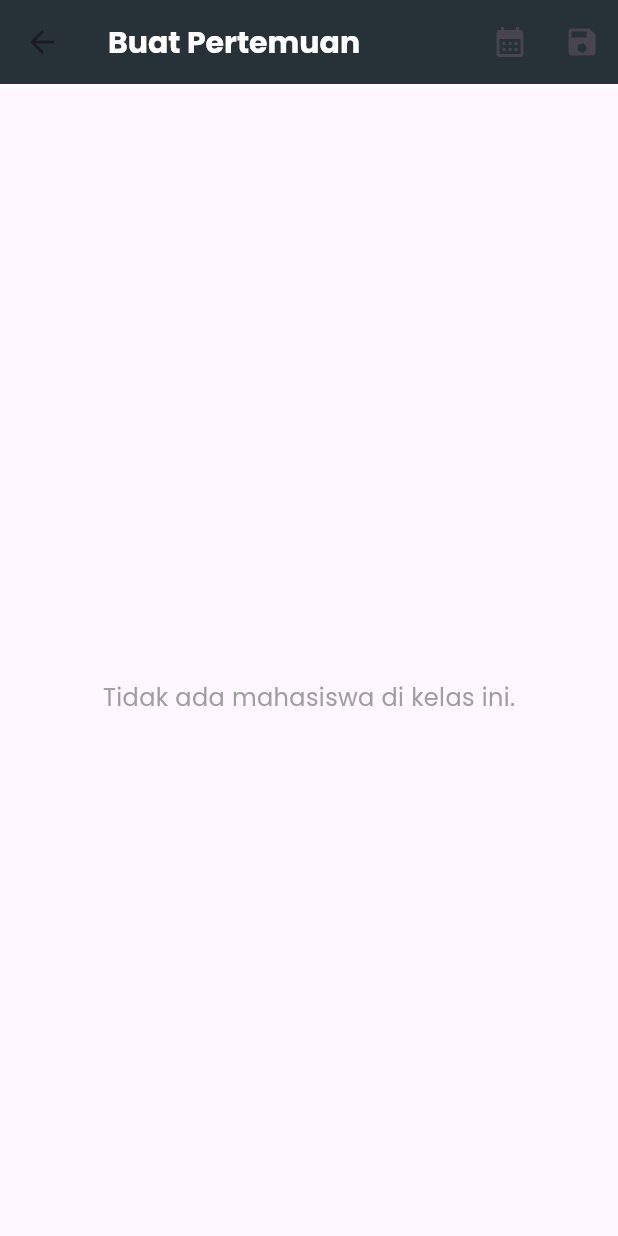
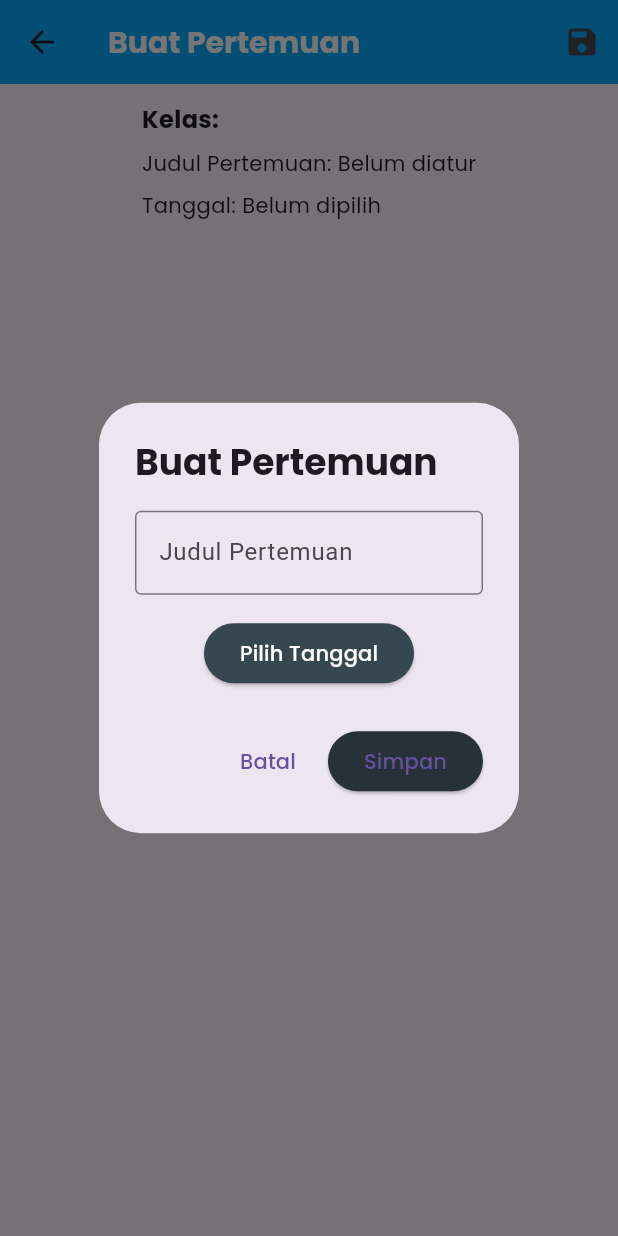
Before and after one commit to felixnatanaelbutarbutar/PROYEK-PAM-KEL05-ATTENDANCE, a Flutter app: the ManageStudentPage screen opened directly with empty values, after a tap on "Buat Pertemuan", on a phone screen of 412 x 824 dp. Run offline on Flutter 3.47's test engine with Material 3 defaults, Android fonts, the phone set to English and light mode, and no system bars; our stand-ins replace cloud_firestore, firebase_auth, firebase_core, firebase_storage, google_fonts, image_picker; accounts and stored records are empty.

Commit message:
GAK TAU LAGI HARUS BAGAIMANA

```diff
--- a/lib/pages/dosen/create_pertemuan_page.dart
+++ b/lib/pages/dosen/create_pertemuan_page.dart
@@ -18,44 +18,123 @@ class CreatePertemuanPage extends StatefulWidget {
 
 class _CreatePertemuanPageState extends State<CreatePertemuanPage> {
   DateTime? _selectedDate;
+  String? _meetingTitle;
   Map<String, String> _attendanceStatus = {};
 
-  Future<void> _selectDate() async {
+  @override
+  void initState() {
+    super.initState();
+    // Pastikan dialog ditampilkan setelah build context selesai
+    WidgetsBinding.instance.addPostFrameCallback((_) {
+      _showPertemuanDialog();
+    });
+  }
+
+  Future<void> _showPertemuanDialog() async {
+    await showDialog(
+      context: context,
+      builder: (context) {
+        return AlertDialog(
+          title: Text(
+            'Buat Pertemuan',
+            style: GoogleFonts.poppins(fontWeight: FontWeight.bold),
+          ),
+          content: Column(
+            mainAxisSize: MainAxisSize.min,
+            children: [
+              // Input judul pertemuan
+              TextField(
+                decoration: InputDecoration(
+                  labelText: 'Judul Pertemuan',
+                  border: OutlineInputBorder(),
+                ),
+                onChanged: (value) {
+                  setState(() {
+                    _meetingTitle = value;
+                  });
+                },
+              ),
+              SizedBox(height: 15),
+              // Pilih tanggal pertemuan
+              ElevatedButton(
+                style: ElevatedButton.styleFrom(
+                  backgroundColor: Colors.blueGrey[800],
+                  // colors: [Colors.blueAccent, Colors.indigo],
+                ),
+                onPressed: () async {
                   final DateTime? picked = await showDatePicker(
                     context: context,
                     initialDate: DateTime.now(),
                     firstDate: DateTime(2024),
                     lastDate: DateTime(2025),
                   );
-
                   if (picked != null) {
                     setState(() {
                       _selectedDate = picked;
                     });
                   }
+                },
+                child: Text(
+                  _selectedDate == null
+                      ? 'Pilih Tanggal'
+                      : 'Tanggal: ${_selectedDate!.toLocal().toString().split(' ')[0]}',
+                  style: GoogleFonts.poppins(color: Colors.white),
+                ),
+              ),
+            ],
+          ),
+          actions: [
+            TextButton(
+              onPressed: () => Navigator.pop(context),
+              child: Text('Batal', style: GoogleFonts.poppins()),
+            ),
+            ElevatedButton(
+              style: ElevatedButton.styleFrom(
+                backgroundColor: Colors.blueGrey[900],
+              ),
+              onPressed: () {
+                if (_meetingTitle == null || _meetingTitle!.isEmpty) {
+                  ScaffoldMessenger.of(context).showSnackBar(
+                    SnackBar(content: Text('Judul pertemuan harus diisi')),
+                  );
+                  return;
+                }
+                if (_selectedDate == null) {
+                  ScaffoldMessenger.of(context).showSnackBar(
+                    SnackBar(content: Text('Tanggal harus dipilih')),
+                  );
+                  return;
+                }
+                Navigator.pop(context);
+              },
+              child: Text('Simpan', style: GoogleFonts.poppins()),
+            ),
+          ],
+        );
+      },
+    );
   }
 
   Future<void> _saveAttendance() async {
-    if (_selectedDate == null) {
+    if (_meetingTitle == null || _selectedDate == null) {
       ScaffoldMessenger.of(context).showSnackBar(
-        SnackBar(content: Text('Pilih tanggal terlebih dahulu')),
+        SnackBar(content: Text('Lengkapi data pertemuan terlebih dahulu')),
       );
       return;
     }
 
     try {
-      // Lokasi penyimpanan di Firestore
       final pertemuanRef = FirebaseFirestore.instance
           .collection('classes')
           .doc(widget.classId)
           .collection('pertemuan');
 
-      // Data yang disimpan
+      // Simpan data pertemuan
       await pertemuanRef.add({
-        'tanggal': _selectedDate!.toIso8601String(), // Tanggal pertemuan
-        'attendanceDetails': _attendanceStatus, // Detail absensi
-        'hadir': _attendanceStatus.values.where((status) => status == 'Hadir').length,
-        'absen': _attendanceStatus.values.where((status) => status != 'Hadir').length,
+        'judul': _meetingTitle,
+        'tanggal': _selectedDate!.toIso8601String(),
+        'attendanceDetails':
+            _attendanceStatus, // Simpan data kehadiran per mahasiswa
       });
 
       ScaffoldMessenger.of(context).showSnackBar(
@@ -64,7 +143,7 @@ class _CreatePertemuanPageState extends State<CreatePertemuanPage> {
       Navigator.pop(context); // Kembali ke halaman sebelumnya
     } catch (e) {
       ScaffoldMessenger.of(context).showSnackBar(
-        SnackBar(content: Text('Gagal menyimpan absensi: $e')),
+        SnackBar(content: Text('Gagal menyimpan data: $e')),
       );
     }
   }
@@ -73,8 +152,8 @@ class _CreatePertemuanPageState extends State<CreatePertemuanPage> {
   Widget build(BuildContext context) {
     return Scaffold(
       appBar: AppBar(
-        backgroundColor: Colors.blueGrey[900],
-        elevation: 0,
+        backgroundColor: const Color.fromARGB(255, 4, 171,
+            255), // Warna disesuaikan dengan halaman Manage Student
         title: Text(
           'Buat Pertemuan',
           style: GoogleFonts.poppins(
@@ -85,10 +164,6 @@ class _CreatePertemuanPageState extends State<CreatePertemuanPage> {
         ),
         actions: [
           IconButton(
-            icon: Icon(Icons.calendar_month),
-            onPressed: _selectDate,
-          ),
-          IconButton(
             icon: Icon(Icons.save),
             onPressed: _saveAttendance,
           ),
@@ -96,28 +171,29 @@ class _CreatePertemuanPageState extends State<CreatePertemuanPage> {
       ),
       body: Column(
         children: [
-          // Nama kelas
           Padding(
             padding: const EdgeInsets.all(12.0),
-            child: Text(
-              '${widget.className}',
+            child: Column(
+              crossAxisAlignment: CrossAxisAlignment.start,
+              children: [
+                Text(
+                  'Kelas: ${widget.className}',
                   style: GoogleFonts.poppins(
                     fontWeight: FontWeight.bold,
-                fontSize: 18,
+                    fontSize: 16,
                   ),
                 ),
+                SizedBox(height: 8),
+                Text(
+                  'Judul Pertemuan: ${_meetingTitle ?? "Belum diatur"}',
+                  style: GoogleFonts.poppins(fontSize: 14),
                 ),
-          // Tanggal pertemuan
-          if (_selectedDate != null)
-            Padding(
-              padding: const EdgeInsets.symmetric(horizontal: 12.0, vertical: 8.0),
-              child: Text(
-                'Tanggal Pertemuan: ${_selectedDate!.toLocal().toString().split(' ')[0]}',
-                style: GoogleFonts.poppins(
-                  fontSize: 16,
-                  fontWeight: FontWeight.w600,
-                  color: Colors.blueGrey[800],
+                SizedBox(height: 8),
+                Text(
+                  'Tanggal: ${_selectedDate != null ? _selectedDate!.toLocal().toString().split(' ')[0] : "Belum dipilih"}',
+                  style: GoogleFonts.poppins(fontSize: 14),
                 ),
+              ],
             ),
           ),
           Expanded(
@@ -131,7 +207,8 @@ class _CreatePertemuanPageState extends State<CreatePertemuanPage> {
                   return Center(child: CircularProgressIndicator());
                 }
 
-                final classData = snapshot.data!.data() as Map<String, dynamic>?;
+                final classData =
+                    snapshot.data!.data() as Map<String, dynamic>?;
                 final studentIds =
                     classData?['students'] as List<dynamic>? ?? [];
 
@@ -139,10 +216,8 @@ class _CreatePertemuanPageState extends State<CreatePertemuanPage> {
                   return Center(
                     child: Text(
                       'Tidak ada mahasiswa di kelas ini.',
-                      style: GoogleFonts.poppins(
-                        fontSize: 16,
-                        color: Colors.grey,
-                      ),
+                      style:
+                          GoogleFonts.poppins(fontSize: 16, color: Colors.grey),
                     ),
                   );
                 }
@@ -159,7 +234,6 @@ class _CreatePertemuanPageState extends State<CreatePertemuanPage> {
 
                     final students = studentSnapshot.data!.docs;
 
-                    // Mengurutkan data berdasarkan NIM secara ascending
                     final sortedStudents = students.toList()
                       ..sort((a, b) {
                         final nimA =
@@ -170,6 +244,9 @@ class _CreatePertemuanPageState extends State<CreatePertemuanPage> {
                       });
 
                     return SingleChildScrollView(
+                      child: Column(
+                        children: [
+                          SingleChildScrollView(
                             scrollDirection: Axis.horizontal,
                             child: DataTable(
                               headingTextStyle: GoogleFonts.poppins(
@@ -179,9 +256,6 @@ class _CreatePertemuanPageState extends State<CreatePertemuanPage> {
                               ),
                               dataTextStyle: GoogleFonts.poppins(fontSize: 13),
                               columnSpacing: 20.0,
-                        headingRowColor: MaterialStateColor.resolveWith(
-                          (states) => Colors.blueGrey[100]!,
-                        ),
                               columns: [
                                 DataColumn(label: Text('NIM')),
                                 DataColumn(label: Text('Nama')),
@@ -189,8 +263,7 @@ class _CreatePertemuanPageState extends State<CreatePertemuanPage> {
                                 DataColumn(label: Text('Keterangan')),
                               ],
                               rows: sortedStudents.map((student) {
-                          final data =
-                              student.data() as Map<String, dynamic>;
+                                final data = student.data() as Map<String, dynamic>;
                                 final studentId = student.id;
 
                                 return DataRow(
@@ -200,12 +273,12 @@ class _CreatePertemuanPageState extends State<CreatePertemuanPage> {
                                     DataCell(Text(data['kelas'] ?? 'N/A')),
                                     DataCell(
                                       DropdownButton<String>(
-                                  value: _attendanceStatus[studentId] ?? 'Hadir',
+                                        value:
+                                            _attendanceStatus[studentId] ?? 'Hadir',
                                         items: ['Hadir', 'Alpha', 'Sakit', 'Izin']
                                             .map((status) => DropdownMenuItem(
                                                   value: status,
-                                            child: Text(status,
-                                                style: GoogleFonts.poppins()),
+                                                  child: Text(status),
                                                 ))
                                             .toList(),
                                         onChanged: (value) {
@@ -219,6 +292,9 @@ class _CreatePertemuanPageState extends State<CreatePertemuanPage> {
                                 );
                               }).toList(),
                             ),
+                          ),
+                        ],
+                      ),
                     );
                   },
                 );
--- a/lib/pages/dosen/manage_student_page.dart
+++ b/lib/pages/dosen/manage_student_page.dart
@@ -213,6 +213,8 @@ class _ManageStudentPageState extends State<ManageStudentPage> {
 
                     return SingleChildScrollView(
                       scrollDirection: Axis.horizontal,
+                      child: SingleChildScrollView(
+                        scrollDirection: Axis.vertical, // Scroll vertikal
                         child: DataTable(
                           columnSpacing: 10.0, // Jarak antar kolom lebih rapat
                           headingTextStyle: GoogleFonts.poppins(
@@ -267,6 +269,7 @@ class _ManageStudentPageState extends State<ManageStudentPage> {
                             );
                           }).toList(),
                         ),
+                      ),
                     );
                   },
                 );
```
Also changed, not shown: lib/pages/auth/login_page.dart (+13 -13 lines), lib/pages/dosen/daftar_pertemuan.dart (+39 -4 lines). Lines whose indentation alone changed are shown as unchanged.
